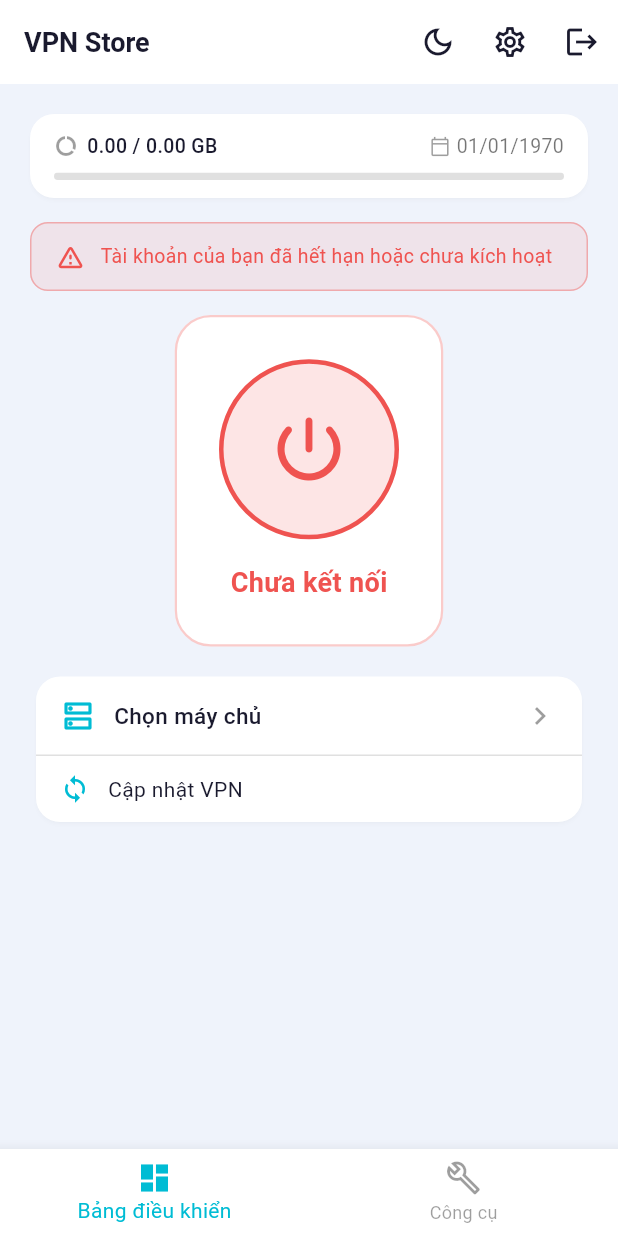
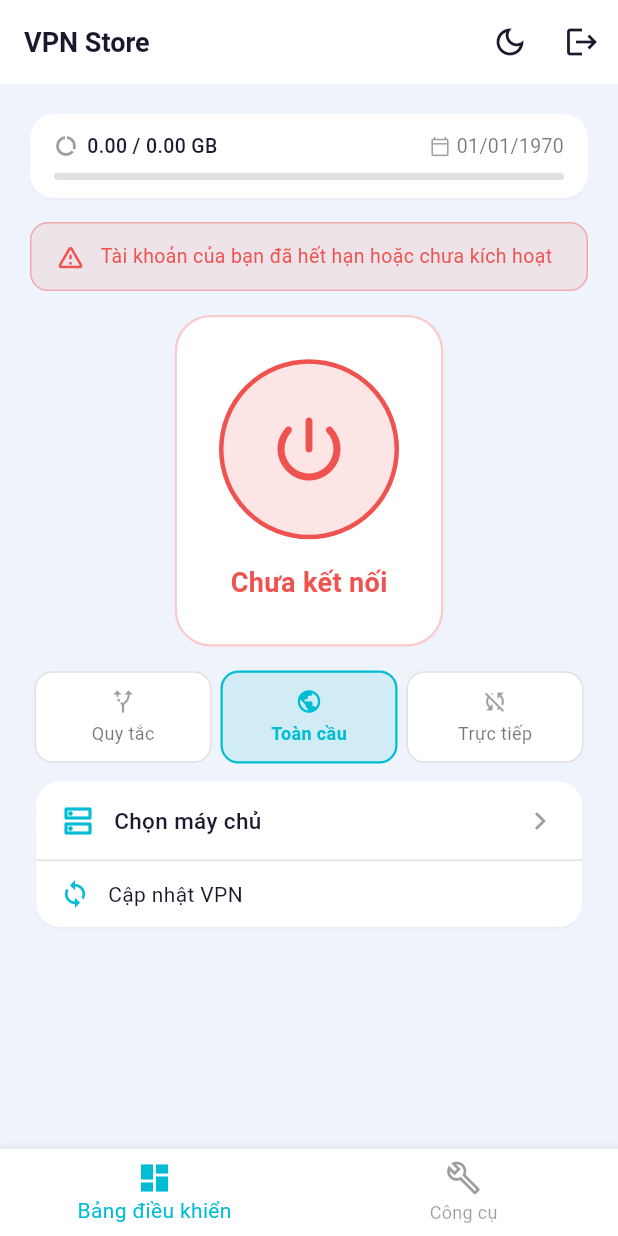
Before and after one commit to Cuong0k/apk1, a Flutter app: the screen it shows after launch, after a tap on the "light mode" icon, on a phone screen of 412 x 824 dp. Run offline on Flutter 3.47's test engine with Material 3 defaults, Android fonts, the phone set to English and light mode, and no system bars; our stand-ins replace dio, flutter_secure_storage, image_picker, shared_preferences; missing offline and left inert: flutter_v2ray, mobile_scanner; accounts and stored records are empty; network calls fail.

Commit message:
feat: routing mode bar (Quy tac/Toan cau/Truc tiep) + Tools redesign + direct mode

```diff
--- a/lib/providers/vpn_provider.dart
+++ b/lib/providers/vpn_provider.dart
@@ -41,6 +41,17 @@ class VpnProvider extends ChangeNotifier {
   String? get error => _error;
   bool get autoSelect => _autoSelect;
   DateTime? get lastUpdated => _lastUpdated;
+  String get routingMode => _settings['routing_mode'] ?? 'global';
+
+  Future<void> setRoutingMode(String mode) async {
+    if (_settings['routing_mode'] == mode) return;
+    _settings['routing_mode'] = mode;
+    await StorageService.saveSettings(_settings);
+    notifyListeners();
+    if (_state == VpnState.connected || _state == VpnState.connecting) {
+      _fastSwitch();
+    }
+  }
 
   String get totalSpeedStr {
     if (_status == null) return '';
--- a/lib/screens/home_screen.dart
+++ b/lib/screens/home_screen.dart
@@ -1,4 +1,3 @@
-import 'dart:io';
 import 'package:dio/dio.dart';
 import 'package:flutter/material.dart';
 import 'package:flutter/services.dart';
@@ -56,7 +55,7 @@ class _HomeScreenState extends State<HomeScreen> {
       );
       if (mounted) await _updateChannel.invokeMethod('installApk', {'path': savePath});
     } catch (e) {
-      if (mounted) setState(() => _downloadError = 'Lỗi tải xuống: $e');
+      if (mounted) setState(() => _downloadError = 'Lỗi: $e');
     } finally {
       if (mounted) setState(() { _downloadingApp = false; _downloadProgress = null; });
     }
@@ -78,8 +77,8 @@ class _HomeScreenState extends State<HomeScreen> {
 
   @override
   Widget build(BuildContext context) {
-    final auth = context.watch<AuthProvider>();
-    final vpn = context.watch<VpnProvider>();
+    final auth  = context.watch<AuthProvider>();
+    final vpn   = context.watch<VpnProvider>();
     final theme = context.watch<ThemeProvider>();
 
     return Scaffold(
@@ -89,13 +88,6 @@ class _HomeScreenState extends State<HomeScreen> {
           IconButton(
             icon: Icon(theme.isDark ? Icons.light_mode_outlined : Icons.dark_mode_outlined),
             onPressed: () => context.read<ThemeProvider>().toggle(),
-          ),
-          IconButton(
-            icon: const Icon(Icons.settings_outlined),
-            onPressed: () => Navigator.push(
-              context,
-              MaterialPageRoute(builder: (_) => const SettingsScreen()),
-            ),
           ),
           IconButton(
             icon: const Icon(Icons.logout),
@@ -109,8 +101,8 @@ class _HomeScreenState extends State<HomeScreen> {
       body: IndexedStack(
         index: _tab,
         children: [
-          _buildDashboard(vpn),
-          _buildTools(auth),
+          _buildDashboard(auth, vpn),
+          _buildTools(auth, vpn, theme),
         ],
       ),
       bottomNavigationBar: BottomNavigationBar(
@@ -134,9 +126,8 @@ class _HomeScreenState extends State<HomeScreen> {
 
   // ─── Tab 0: Dashboard ─────────────────────────────────────────────────────
 
-  Widget _buildDashboard(VpnProvider vpn) {
-    final auth = context.watch<AuthProvider>();
-    final user = auth.user;
+  Widget _buildDashboard(AuthProvider auth, VpnProvider vpn) {
+    final user       = auth.user;
     final stateColor = vpn.isConnected ? AppTheme.connected : AppTheme.disconnected;
     final stateLabel = switch (vpn.state) {
       VpnState.connected    => 'Đã kết nối',
@@ -151,7 +142,7 @@ class _HomeScreenState extends State<HomeScreen> {
         padding: const EdgeInsets.all(20),
         child: Column(
           children: [
-            // ── Data info card ──
+            // ── Data usage card ──
             if (user != null)
               Card(
                 margin: const EdgeInsets.only(bottom: 16),
@@ -170,10 +161,7 @@ class _HomeScreenState extends State<HomeScreen> {
                           const Spacer(),
                           Icon(Icons.calendar_today_outlined, size: 14, color: context.c3),
                           const SizedBox(width: 4),
-                          Text(
-                            user.expiredDate,
-                            style: TextStyle(color: context.c2, fontSize: 13),
-                          ),
+                          Text(user.expiredDate, style: TextStyle(color: context.c2, fontSize: 13)),
                         ],
                       ),
                       const SizedBox(height: 8),
@@ -191,7 +179,7 @@ class _HomeScreenState extends State<HomeScreen> {
                 ),
               ),
 
-            // ── Warning expired/inactive ──
+            // ── Warning ──
             if (user != null && !user.isActive)
               Container(
                 margin: const EdgeInsets.only(bottom: 16),
@@ -215,7 +203,7 @@ class _HomeScreenState extends State<HomeScreen> {
                 ),
               ),
 
-            // ── VPN Toggle ──
+            // ── VPN button ──
             Container(
               padding: const EdgeInsets.all(28),
               decoration: BoxDecoration(
@@ -231,8 +219,7 @@ class _HomeScreenState extends State<HomeScreen> {
                         : vpn.toggleVpn,
                     child: AnimatedContainer(
                       duration: const Duration(milliseconds: 300),
-                      width: 120,
-                      height: 120,
+                      width: 120, height: 120,
                       decoration: BoxDecoration(
                         shape: BoxShape.circle,
                         color: stateColor.withOpacity(0.15),
@@ -244,10 +231,7 @@ class _HomeScreenState extends State<HomeScreen> {
                     ),
                   ),
                   const SizedBox(height: 16),
-                  Text(
-                    stateLabel,
-                    style: TextStyle(fontSize: 18, fontWeight: FontWeight.w600, color: stateColor),
-                  ),
+                  Text(stateLabel, style: TextStyle(fontSize: 18, fontWeight: FontWeight.w600, color: stateColor)),
                   if (vpn.isConnected && vpn.totalSpeedStr.isNotEmpty) ...[
                     const SizedBox(height: 10),
                     Row(
@@ -255,14 +239,8 @@ class _HomeScreenState extends State<HomeScreen> {
                       children: [
                         Icon(Icons.speed_rounded, size: 16, color: context.c2),
                         const SizedBox(width: 6),
-                        Text(
-                          vpn.totalSpeedStr,
-                          style: TextStyle(
-                            color: context.c1,
-                            fontSize: 16,
-                            fontWeight: FontWeight.w600,
-                          ),
-                        ),
+                        Text(vpn.totalSpeedStr,
+                            style: TextStyle(color: context.c1, fontSize: 16, fontWeight: FontWeight.w600)),
                       ],
                     ),
                   ],
@@ -272,7 +250,12 @@ class _HomeScreenState extends State<HomeScreen> {
 
             const SizedBox(height: 16),
 
-            // ── Server selector + Update ──
+            // ── Routing mode: Quy tắc / Toàn cầu / Trực tiếp ──
+            _RoutingBar(vpn: vpn),
+
+            const SizedBox(height: 8),
+
+            // ── Server selector + refresh ──
             Card(
               child: Column(
                 children: [
@@ -280,12 +263,10 @@ class _HomeScreenState extends State<HomeScreen> {
                     borderRadius: const BorderRadius.vertical(top: Radius.circular(12)),
                     onTap: () {
                       if (user != null && !user.isActive) {
-                        ScaffoldMessenger.of(context).showSnackBar(
-                          const SnackBar(
+                        ScaffoldMessenger.of(context).showSnackBar(const SnackBar(
                           content: Text('Tài khoản chưa kích hoạt hoặc đã hết hạn'),
                           backgroundColor: AppTheme.disconnected,
-                          ),
-                        );
+                        ));
                         return;
                       }
                       Navigator.push(context, MaterialPageRoute(builder: (_) => const ServerListScreen()));
@@ -314,9 +295,7 @@ class _HomeScreenState extends State<HomeScreen> {
                       ),
                     ),
                   ),
-
                   Divider(height: 1, color: context.c4),
-
                   InkWell(
                     borderRadius: const BorderRadius.vertical(bottom: Radius.circular(12)),
                     onTap: _updating ? null : _onUpdate,
@@ -325,10 +304,8 @@ class _HomeScreenState extends State<HomeScreen> {
                       child: Row(
                         children: [
                           _updating
-                              ? const SizedBox(
-                                  width: 20, height: 20,
-                                  child: CircularProgressIndicator(strokeWidth: 2, color: AppTheme.accent),
-                                )
+                              ? const SizedBox(width: 20, height: 20,
+                                  child: CircularProgressIndicator(strokeWidth: 2, color: AppTheme.accent))
                               : const Icon(Icons.sync, color: AppTheme.accent, size: 20),
                           const SizedBox(width: 12),
                           Text('Cập nhật VPN', style: TextStyle(color: context.c1, fontSize: 14)),
@@ -350,96 +327,87 @@ class _HomeScreenState extends State<HomeScreen> {
 
   // ─── Tab 1: Tools ─────────────────────────────────────────────────────────
 
-  Widget _buildTools(AuthProvider auth) {
+  Widget _buildTools(AuthProvider auth, VpnProvider vpn, ThemeProvider theme) {
     final user = auth.user;
-    if (user == null) return const Center(child: CircularProgressIndicator());
 
-    return SingleChildScrollView(
-      padding: const EdgeInsets.all(20),
-      child: Column(
-        crossAxisAlignment: CrossAxisAlignment.start,
+    return ListView(
       children: [
-          _SectionLabel('Thông tin tài khoản'),
-          Card(
-            child: Column(
-              children: [
-                if (user.id != null)
-                  _InfoRow(label: 'ID', value: '#${user.id}', icon: Icons.badge_outlined),
-                if (user.id != null)
-                  Divider(height: 1, color: context.c4),
-                _InfoRow(
-                  label: 'Gói dịch vụ',
-                  value: user.planName ?? 'Chưa kích hoạt',
+        // ── Thêm ──
+        const _ToolSectionHeader('Thêm'),
+        _ToolTile(
+          icon: Icons.network_check_outlined,
+          title: 'Kiểm tra độ trễ',
+          subtitle: 'Ping và so sánh tất cả máy chủ',
+          onTap: () => Navigator.push(context, MaterialPageRoute(builder: (_) => const ServerListScreen())),
+        ),
+        Divider(height: 1, indent: 56, color: context.c4),
+        _ToolTile(
+          icon: Icons.system_update_alt_outlined,
+          title: 'Cập nhật ứng dụng',
+          subtitle: _downloadingApp && _downloadProgress != null
+              ? 'Đang tải... ${(_downloadProgress! * 100).toStringAsFixed(0)}%'
+              : 'Tải phiên bản mới nhất',
+          trailing: _downloadingApp
+              ? const SizedBox(width: 20, height: 20,
+                  child: CircularProgressIndicator(strokeWidth: 2, color: AppTheme.accent))
+              : null,
+          onTap: _downloadingApp ? null : _downloadAndInstall,
+        ),
+        if (_downloadError != null)
+          Padding(
+            padding: const EdgeInsets.fromLTRB(56, 0, 16, 8),
+            child: Text(_downloadError!, style: const TextStyle(color: AppTheme.disconnected, fontSize: 12)),
+          ),
+
+        // ── Cài đặt ──
+        const _ToolSectionHeader('Cài đặt'),
+        _ToolTile(
+          icon: Icons.palette_outlined,
+          title: 'Giao diện',
+          subtitle: theme.isDark ? 'Đặt chế độ tối' : 'Đặt chế độ sáng',
+          onTap: () => context.read<ThemeProvider>().toggle(),
+        ),
+        Divider(height: 1, indent: 56, color: context.c4),
+        _ToolTile(
+          icon: Icons.alt_route_outlined,
+          title: 'Chế độ định tuyến',
+          subtitle: switch (vpn.routingMode) {
+            'rules'  => 'Quy tắc — bypass VN, proxy phần còn lại',
+            'direct' => 'Trực tiếp — không qua VPN',
+            _        => 'Toàn cầu — tất cả qua VPN',
+          },
+          onTap: () => Navigator.push(context, MaterialPageRoute(builder: (_) => const SettingsScreen())),
+        ),
+        Divider(height: 1, indent: 56, color: context.c4),
+        _ToolTile(
+          icon: Icons.tune_outlined,
+          title: 'Cấu hình nâng cao',
+          subtitle: 'DNS, TCP, sniffing, log...',
+          onTap: () => Navigator.push(context, MaterialPageRoute(builder: (_) => const SettingsScreen())),
+        ),
+
+        // ── Tài khoản ──
+        if (user != null) ...[
+          const _ToolSectionHeader('Tài khoản'),
+          if (user.id != null) ...[
+            _ToolTile(icon: Icons.badge_outlined, title: 'ID', subtitle: '#${user.id}'),
+            Divider(height: 1, indent: 56, color: context.c4),
+          ],
+          _ToolTile(
             icon: Icons.card_membership_outlined,
-                  valueColor: user.planName != null ? AppTheme.accent : context.c3,
+            title: 'Gói dịch vụ',
+            subtitle: user.planName ?? 'Chưa kích hoạt',
           ),
-                Divider(height: 1, color: context.c4),
-                _InfoRow(
-                  label: 'Hết hạn',
-                  value: user.expiredDate,
+          Divider(height: 1, indent: 56, color: context.c4),
+          _ToolTile(
             icon: Icons.calendar_today_outlined,
+            title: 'Hết hạn',
+            subtitle: user.expiredDate,
           ),
         ],
-            ),
-          ),
 
-          const SizedBox(height: 20),
-          _SectionLabel('Cập nhật ứng dụng'),
-          Card(
-            child: InkWell(
-              onTap: _downloadingApp ? null : _downloadAndInstall,
-              borderRadius: BorderRadius.circular(12),
-              child: Padding(
-                padding: const EdgeInsets.all(16),
-                child: Column(
-                  crossAxisAlignment: CrossAxisAlignment.start,
-                  children: [
-                    Row(
-                      children: [
-                        const Icon(Icons.system_update_outlined, color: AppTheme.accent),
-                        const SizedBox(width: 12),
-                        Text('Cập nhật ứng dụng',
-                            style: TextStyle(color: context.c1, fontSize: 14, fontWeight: FontWeight.w500)),
-                        const Spacer(),
-                        if (_downloadingApp)
-                          const SizedBox(
-                            width: 18, height: 18,
-                            child: CircularProgressIndicator(strokeWidth: 2, color: AppTheme.accent),
-                          )
-                        else
-                          const Text('Tải xuống',
-                              style: TextStyle(color: AppTheme.accent, fontSize: 13, fontWeight: FontWeight.w500)),
+        const SizedBox(height: 32),
       ],
-                    ),
-                    if (_downloadingApp && _downloadProgress != null) ...[
-                      const SizedBox(height: 10),
-                      ClipRRect(
-                        borderRadius: BorderRadius.circular(3),
-                        child: LinearProgressIndicator(
-                          value: _downloadProgress,
-                          backgroundColor: context.c4,
-                          color: AppTheme.accent,
-                          minHeight: 5,
-                        ),
-                      ),
-                      const SizedBox(height: 4),
-                      Text(
-                        '${(_downloadProgress! * 100).toStringAsFixed(0)}%',
-                        style: TextStyle(color: context.c3, fontSize: 11),
-                      ),
-                    ],
-                    if (_downloadError != null) ...[
-                      const SizedBox(height: 8),
-                      Text(_downloadError!,
-                          style: const TextStyle(color: AppTheme.disconnected, fontSize: 12)),
-                    ],
-                  ],
-                ),
-              ),
-            ),
-          ),
-        ],
-      ),
     );
   }
 
@@ -452,54 +420,107 @@ class _HomeScreenState extends State<HomeScreen> {
   }
 }
 
-// ─── Shared widgets ──────────────────────────────────────────────────────────
+// ─── Routing mode bar ─────────────────────────────────────────────────────────
 
-class _SectionLabel extends StatelessWidget {
+class _RoutingBar extends StatelessWidget {
+  final VpnProvider vpn;
+  const _RoutingBar({required this.vpn});
+
+  static const _modes = [
+    ('rules',  'Quy tắc',   Icons.alt_route_outlined),
+    ('global', 'Toàn cầu',  Icons.public_outlined),
+    ('direct', 'Trực tiếp', Icons.sync_disabled_outlined),
+  ];
+
+  @override
+  Widget build(BuildContext context) {
+    final current = vpn.routingMode;
+    return Row(
+      children: _modes.map((m) {
+        final isActive = current == m.$1;
+        return Expanded(
+          child: GestureDetector(
+            onTap: () => vpn.setRoutingMode(m.$1),
+            child: AnimatedContainer(
+              duration: const Duration(milliseconds: 200),
+              margin: const EdgeInsets.symmetric(horizontal: 3),
+              padding: const EdgeInsets.symmetric(vertical: 10),
+              decoration: BoxDecoration(
+                color: isActive ? AppTheme.accent.withOpacity(0.12) : context.cardBg,
+                borderRadius: BorderRadius.circular(12),
+                border: Border.all(
+                  color: isActive ? AppTheme.accent : context.c4,
+                  width: isActive ? 1.5 : 1,
+                ),
+              ),
+              child: Column(
+                mainAxisSize: MainAxisSize.min,
+                children: [
+                  Icon(m.$3, color: isActive ? AppTheme.accent : context.c3, size: 18),
+                  const SizedBox(height: 4),
+                  Text(
+                    m.$2,
+                    style: TextStyle(
+                      color: isActive ? AppTheme.accent : context.c2,
+                      fontSize: 12,
+                      fontWeight: isActive ? FontWeight.w600 : FontWeight.w400,
+                    ),
+                  ),
+                ],
+              ),
+            ),
+          ),
+        );
+      }).toList(),
+    );
+  }
+}
+
+// ─── Tools helper widgets ─────────────────────────────────────────────────────
+
+class _ToolSectionHeader extends StatelessWidget {
   final String text;
-  const _SectionLabel(this.text);
+  const _ToolSectionHeader(this.text);
 
   @override
   Widget build(BuildContext context) => Padding(
-    padding: const EdgeInsets.only(left: 4, bottom: 8, top: 4),
+    padding: const EdgeInsets.fromLTRB(16, 24, 16, 4),
     child: Text(
       text,
-      style: const TextStyle(color: AppTheme.accent, fontSize: 13, fontWeight: FontWeight.w600),
+      style: TextStyle(
+        color: context.c3,
+        fontSize: 12,
+        fontWeight: FontWeight.w600,
+        letterSpacing: 0.5,
+      ),
     ),
   );
 }
 
-class _InfoRow extends StatelessWidget {
-  final String label;
-  final String value;
-  final IconData? icon;
-  final Color? valueColor;
+class _ToolTile extends StatelessWidget {
+  final IconData icon;
+  final String title;
+  final String subtitle;
+  final VoidCallback? onTap;
+  final Widget? trailing;
 
-  const _InfoRow({required this.label, required this.value, this.icon, this.valueColor});
+  const _ToolTile({
+    required this.icon,
+    required this.title,
+    required this.subtitle,
+    this.onTap,
+    this.trailing,
+  });
 
   @override
-  Widget build(BuildContext context) => Padding(
-    padding: const EdgeInsets.symmetric(horizontal: 16, vertical: 12),
-    child: Row(
-      children: [
-        if (icon != null) ...[
-          Icon(icon!, color: context.iconColor, size: 18),
-          const SizedBox(width: 10),
-        ],
-        Text(label, style: TextStyle(color: context.c2, fontSize: 13)),
-        const Spacer(),
-        Flexible(
-          child: Text(
-            value,
-            style: TextStyle(
-              color: valueColor ?? context.c1,
-              fontSize: 13,
-              fontWeight: FontWeight.w500,
-            ),
-            textAlign: TextAlign.end,
-            overflow: TextOverflow.ellipsis,
-          ),
-        ),
-      ],
-    ),
+  Widget build(BuildContext context) => ListTile(
+    contentPadding: const EdgeInsets.symmetric(horizontal: 16, vertical: 2),
+    leading: Icon(icon, color: context.iconColor, size: 22),
+    title: Text(title, style: TextStyle(color: context.c1, fontSize: 14)),
+    subtitle: Text(subtitle, style: TextStyle(color: context.c3, fontSize: 12)),
+    trailing: trailing ?? (onTap != null
+        ? Icon(Icons.chevron_right, color: context.c4, size: 20)
+        : null),
+    onTap: onTap,
   );
 }
--- a/lib/services/xray_config_builder.dart
+++ b/lib/services/xray_config_builder.dart
@@ -25,7 +25,13 @@ class XrayConfigBuilder {
     final logLevel     = s['log_level']     ?? 'error';
     final routingMode  = s['routing_mode']  ?? 'global';
 
+    final bool useFakeDns = routingMode != 'direct';
+
     final routingRules = <Map<String, dynamic>>[];
+    if (routingMode == 'direct') {
+      // Trực tiếp: mọi lưu lượng bypass proxy, không qua VPN server
+      routingRules.add({'type': 'field', 'network': 'tcp,udp', 'outboundTag': 'direct'});
+    } else {
       if (bypassLan || routingMode == 'rules') {
         routingRules.add({'type': 'field', 'ip': ['geoip:private'], 'outboundTag': 'direct'});
       }
@@ -44,17 +50,16 @@ class XrayConfigBuilder {
         routingRules.add({'type': 'field', 'ip': ['geoip:vn'], 'outboundTag': 'direct'});
         routingRules.add({'type': 'field', 'domain': ['geosite:vn'], 'outboundTag': 'direct'});
       }
+    }
 
     return {
       'log': {'loglevel': logLevel == 'none' ? 'none' : logLevel},
-      // FakeDNS: trả fake IP ngay lập tức (không cần round-trip DNS qua tunnel)
-      // Tương đương fake-ip mode của Clash Meta — loại bỏ độ trễ DNS khi thiết lập kết nối
-      'fakedns': [
+      // FakeDNS chỉ khi không phải Trực tiếp (direct mode dùng DNS thật)
+      if (useFakeDns) 'fakedns': [
         {'ipPool': '198.18.0.0/15', 'poolSize': 65535},
       ],
       'dns': {
         // Hardcode IP của DoH servers → tránh circular DNS khi giải địa chỉ DoH server
-        // Tương đương default-nameserver / nameserver-policy của ShadowClash
         'hosts': {
           'cloudflare-dns.com': '1.1.1.1',
           'dns.cloudflare.com': '1.1.1.1',
@@ -62,13 +67,9 @@ class XrayConfigBuilder {
           'dns.google.com': '8.8.8.8',
           'one.one.one.one': '1.1.1.1',
         },
-        'servers': [
-          'fakedns',           // Ưu tiên fake DNS — phản hồi tức thì
-          'https+local://cloudflare-dns.com/dns-query', // DoH fallback (giải ngoài tunnel)
-          dns1,
-          dns2,
-          'localhost',
-        ],
+        'servers': useFakeDns
+            ? ['fakedns', 'https+local://cloudflare-dns.com/dns-query', dns1, dns2, 'localhost']
+            : [dns1, dns2, 'localhost'],
         'queryStrategy': ipv6 ? 'UseIP' : 'UseIPv4',
       },
       'inbounds': [
@@ -80,8 +81,10 @@ class XrayConfigBuilder {
           'settings': {'auth': 'noauth', 'udp': udp, 'userLevel': 8},
           'sniffing': {
             'enabled': sniffing,
-            'destOverride': ['http', 'tls', 'quic', 'fakedns'],
-            'metadataOnly': false, // Cần đọc payload để nhận diện FakeDNS
+            'destOverride': useFakeDns
+                ? ['http', 'tls', 'quic', 'fakedns']
+                : ['http', 'tls', 'quic'],
+            'metadataOnly': false,
           },
         },
         {
@@ -109,7 +112,7 @@ class XrayConfigBuilder {
       },
       'stats': {},
       'routing': {
-        'domainStrategy': routingMode == 'global' ? 'AsIs' : 'IPIfNonMatch',
+        'domainStrategy': (routingMode == 'global' || routingMode == 'direct') ? 'AsIs' : 'IPIfNonMatch',
         'rules': routingRules,
       },
       'transport': {},
```
Lines whose indentation alone changed are shown as unchanged.
